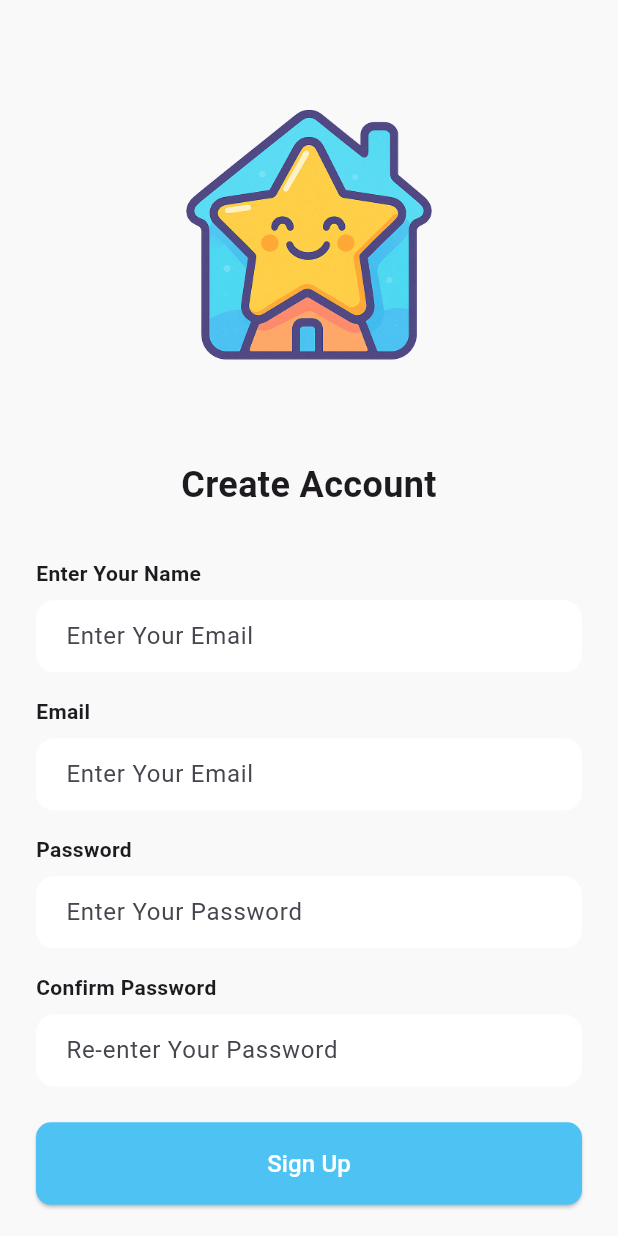
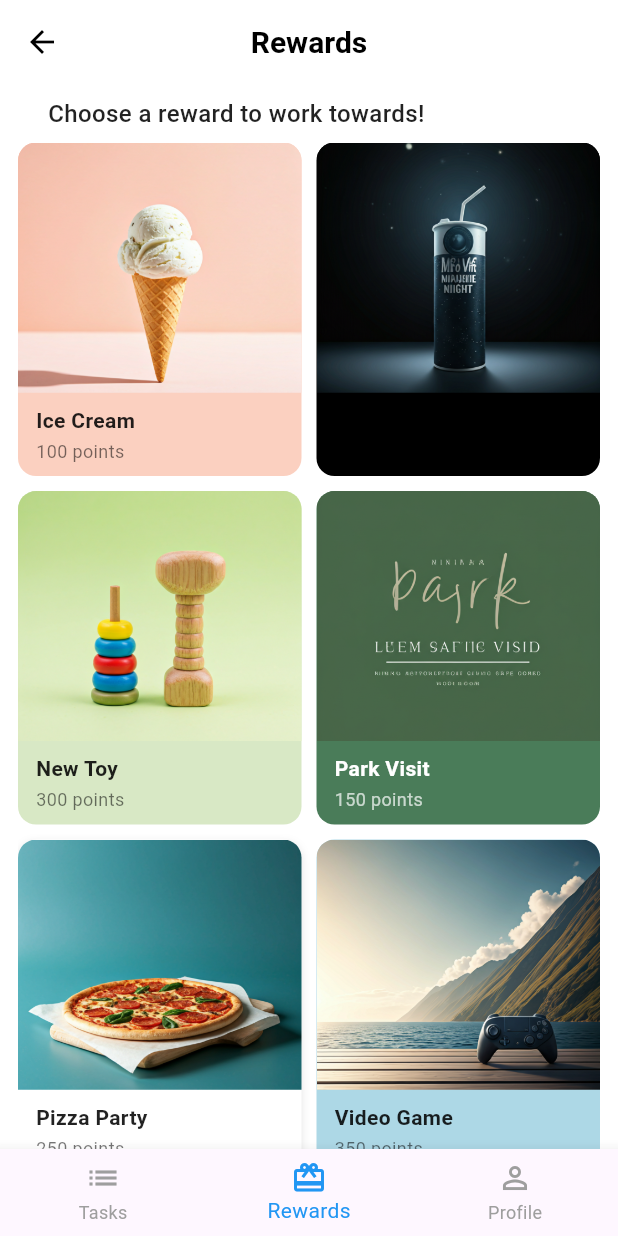
Before and after one commit to zainab-sendian03/Home_star, a Flutter app: the screen it shows after launch, on a phone screen of 412 x 824 dp. Run offline on Flutter 3.47's test engine with Material 3 defaults, Android fonts, the phone set to English and light mode, and no system bars; our stand-ins replace flutter_screenutil, get.

Commit message:
rewards Screen Done

```diff
--- a/lib/core/themes/assets.dart
+++ b/lib/core/themes/assets.dart
@@ -9,6 +9,10 @@ class Assets {
   /// Assets for assetsImagesEllipse 1
   /// assets/images/Ellipse 1.svg
 
+  /// Assets for assetsImagesIcecream
+  /// assets/images/icecream.png
+  static const String assetsImagesIcecream = "assets/images/icecream.png";
+
   /// Assets for assetsImagesIllustarion
   /// assets/images/illustarion.png
   static const String assetsImagesIllustarion = "assets/images/illustarion.png";
@@ -16,6 +20,10 @@ class Assets {
   /// Assets for assetsImagesLogo
   /// assets/images/logo.png
   static const String assetsImagesLogo = "assets/images/logo.png";
+
+  /// Assets for assetsImagesMovienight
+  /// assets/images/movienight.png
+  static const String assetsImagesMovienight = "assets/images/movienight.png";
 
   /// Assets for assetsImagesOnBoardingShadow
   /// assets/images/on_boarding_shadow.png
@@ -33,4 +41,20 @@ class Assets {
   /// Assets for assetsImagesOnboarding3
   /// assets/images/onboarding3.png
   static const String assetsImagesOnboarding3 = "assets/images/onboarding3.png";
+
+  /// Assets for assetsImagesPark
+  /// assets/images/park.png
+  static const String assetsImagesPark = "assets/images/park.png";
+
+  /// Assets for assetsImagesPiza
+  /// assets/images/piza.png
+  static const String assetsImagesPiza = "assets/images/piza.png";
+
+  /// Assets for assetsImagesToy
+  /// assets/images/toy.png
+  static const String assetsImagesToy = "assets/images/toy.png";
+
+  /// Assets for assetsImagesVideoGame
+  /// assets/images/video_game.png
+  static const String assetsImagesVideoGame = "assets/images/video_game.png";
 }
--- /dev/null
+++ b/lib/features/home/views/reward_view.dart
@@ -0,0 +1,13 @@
+import 'package:flutter/material.dart';
+import 'package:home_star_app/features/home/views/widgets/reward_view_body.dart';
+
+class RewardView extends StatelessWidget {
+  const RewardView({super.key});
+
+  @override
+  Widget build(BuildContext context) {
+    return const Scaffold(
+      body: RewardViewBody(),
+    );
+  }
+}
--- /dev/null
+++ b/lib/features/home/views/widgets/reward_view_body.dart
@@ -0,0 +1,201 @@
+import 'package:flutter/material.dart';
+import 'package:home_star_app/core/themes/assets.dart';
+
+class RewardViewBody extends StatelessWidget {
+  const RewardViewBody({super.key});
+
+  @override
+  Widget build(BuildContext context) {
+    return Scaffold(
+      backgroundColor: Colors.white,
+      appBar: AppBar(
+        backgroundColor: Colors.white,
+        elevation: 0,
+        leading: IconButton(
+          icon: const Icon(Icons.arrow_back, color: Colors.black),
+          onPressed: () => Navigator.of(context).pop(),
+        ),
+        title: const Text(
+          'Rewards',
+          style: TextStyle(
+            color: Colors.black,
+            fontWeight: FontWeight.bold,
+            fontSize: 20,
+          ),
+        ),
+        centerTitle: true,
+      ),
+      body: Column(
+        crossAxisAlignment: CrossAxisAlignment.start,
+        children: [
+          const Padding(
+            padding: EdgeInsets.symmetric(horizontal: 32.0, vertical: 8.0),
+            child: Text(
+              'Choose a reward to work towards!',
+              style: TextStyle(
+                fontSize: 16,
+                fontWeight: FontWeight.w500,
+                color: Colors.black87,
+              ),
+            ),
+          ),
+          Expanded(
+            child: Padding(
+              padding: const EdgeInsets.symmetric(horizontal: 12.0),
+              child: GridView.count(
+                crossAxisCount: 2,
+                childAspectRatio: 0.85,
+                crossAxisSpacing: 10,
+                mainAxisSpacing: 10,
+                children: const [
+                  RewardCard(
+                      title: 'Ice Cream',
+                      points: 100,
+                      color: Color(0xFFFBD0C0),
+                      imagePath: Assets.assetsImagesIcecream),
+                  RewardCard(
+                    title: 'Movie Night',
+                    points: 200,
+                    color: Color(0xFF000000),
+                    imagePath: Assets.assetsImagesMovienight,
+                    isImageDark: true,
+                  ),
+                  RewardCard(
+                    title: 'New Toy',
+                    points: 300,
+                    color: Color(0xFFD8E8C5),
+                    imagePath: Assets.assetsImagesToy,
+                  ),
+                  RewardCard(
+                    title: 'Park Visit',
+                    points: 150,
+                    color: Color(0xFF4A7C59),
+                    imagePath: Assets.assetsImagesPark,
+                    isTextWhite: true,
+                  ),
+                  RewardCard(
+                    title: 'Pizza Party',
+                    points: 250,
+                    color: Colors.white,
+                    imagePath: Assets.assetsImagesPiza,
+                    hasShadow: true,
+                  ),
+                  RewardCard(
+                    title: 'Video Game',
+                    points: 350,
+                    color: Color(0xFFADD8E6),
+                    imagePath: Assets.assetsImagesVideoGame,
+                  ),
+                ],
+              ),
+            ),
+          ),
+        ],
+      ),
+      bottomNavigationBar: BottomNavigationBar(
+        currentIndex: 1,
+        selectedItemColor: Colors.blue,
+        unselectedItemColor: Colors.grey,
+        items: const [
+          BottomNavigationBarItem(
+            icon: Icon(Icons.list),
+            label: 'Tasks',
+          ),
+          BottomNavigationBarItem(
+            icon: Icon(Icons.card_giftcard),
+            label: 'Rewards',
+          ),
+          BottomNavigationBarItem(
+            icon: Icon(Icons.person_outline),
+            label: 'Profile',
+          ),
+        ],
+      ),
+    );
+  }
+}
+
+class RewardCard extends StatelessWidget {
+  final String title;
+  final int points;
+  final Color color;
+  final String imagePath;
+  final bool isTextWhite;
+  final bool isImageDark;
+  final bool hasShadow;
+
+  const RewardCard({
+    super.key,
+    required this.title,
+    required this.points,
+    required this.color,
+    required this.imagePath,
+    this.isTextWhite = false,
+    this.isImageDark = false,
+    this.hasShadow = false,
+  });
+
+  @override
+  Widget build(BuildContext context) {
+    return Container(
+      decoration: BoxDecoration(
+        color: color,
+        borderRadius: BorderRadius.circular(12),
+        boxShadow: hasShadow
+            ? [
+                BoxShadow(
+                  color: Colors.black.withOpacity(0.1),
+                  blurRadius: 4,
+                  offset: const Offset(0, 2),
+                ),
+              ]
+            : null,
+      ),
+      child: Column(
+        crossAxisAlignment: CrossAxisAlignment.stretch,
+        children: [
+          Expanded(
+            flex: 3,
+            child: ClipRRect(
+              borderRadius:
+                  const BorderRadius.vertical(top: Radius.circular(12)),
+              child: Image.asset(
+                imagePath,
+                fit: BoxFit.cover,
+              ),
+            ),
+          ),
+          Expanded(
+            flex: 1,
+            child: Padding(
+              padding:
+                  const EdgeInsets.symmetric(horizontal: 12.0, vertical: 8.0),
+              child: Column(
+                crossAxisAlignment: CrossAxisAlignment.start,
+                mainAxisAlignment: MainAxisAlignment.center,
+                children: [
+                  Text(
+                    title,
+                    style: TextStyle(
+                      fontWeight: FontWeight.bold,
+                      fontSize: 14,
+                      color: isTextWhite ? Colors.white : Colors.black87,
+                    ),
+                  ),
+                  const SizedBox(height: 2),
+                  Text(
+                    '$points points',
+                    style: TextStyle(
+                      fontSize: 12,
+                      color: isTextWhite ? Colors.white70 : Colors.black54,
+                    ),
+                  ),
+                ],
+              ),
+            ),
+          ),
+        ],
+      ),
+    );
+  }
+}
--- a/lib/home_star.dart
+++ b/lib/home_star.dart
@@ -1,7 +1,7 @@
 import 'package:flutter/material.dart';
 import 'package:flutter_screenutil/flutter_screenutil.dart';
 import 'package:get/get_navigation/src/root/get_material_app.dart';
-import 'package:home_star_app/features/auth/views/sign_up_view.dart';
+import 'package:home_star_app/features/home/views/widgets/reward_view_body.dart';
 
 class HomeStar extends StatelessWidget {
   const HomeStar({super.key});
@@ -12,7 +12,7 @@ class HomeStar extends StatelessWidget {
       designSize: Size(375, 812),
       child: GetMaterialApp(
         debugShowCheckedModeBanner: false,
-        home: SignUpView(),
+        home: RewardViewBody(),
       ),
     );
   }
--- a/pubspec.yaml
+++ b/pubspec.yaml
@@ -15,7 +15,7 @@ dependencies:
   flutter_screenutil: ^5.9.3
 
   get: ^4.7.2
-  svg: ^0.1.0
+
 
 dev_dependencies:
   flutter_lints: ^3.0.0
```
Also changed, not shown: assets/images/icecream.png (added), assets/images/movienight.png (added), assets/images/onboarding1.png, assets/images/park.png (added), assets/images/piza.png (added), assets/images/toy.png (added), assets/images/video_game.png (added).
